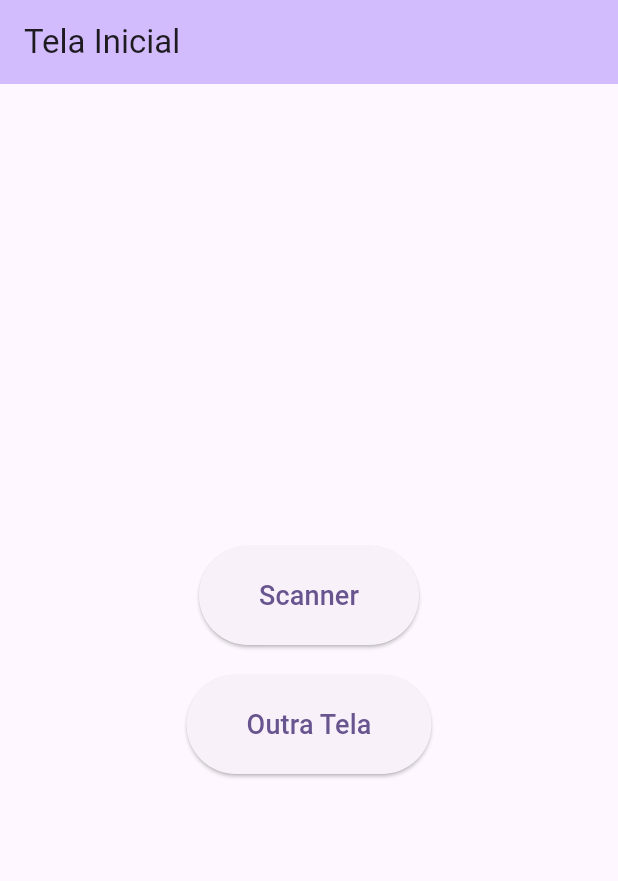
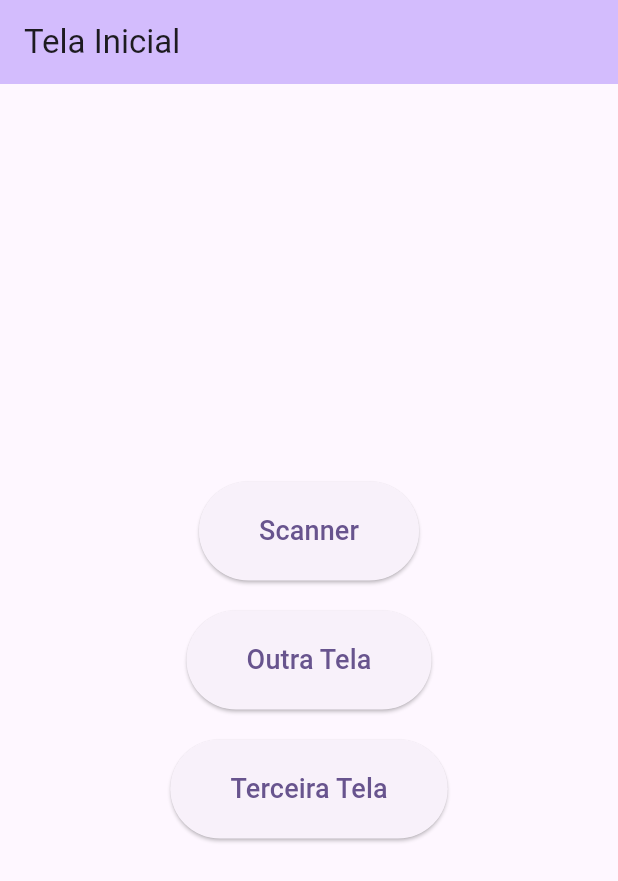
Before and after one commit to JonaSPyt/TREPROJECT, a Flutter app: the screen it shows after launch, on a phone screen of 412 x 824 dp. Shown: the top 881 px of the screen. Run offline on Flutter 3.47's test engine with Material 3 defaults, Android fonts, the light colour scheme and no system bars; missing offline and left inert: mobile_scanner.

Commit message:
Terceira tela

```diff
--- a/lib/main.dart
+++ b/lib/main.dart
@@ -1,6 +1,7 @@
 import 'package:flutter/material.dart';
 import 'pages/scanner_screen.dart';
 import 'pages/blank_screen.dart';
+import 'pages/third_screen.dart';
 
 void main() {
   runApp(const MyApp());
@@ -68,6 +69,25 @@ class HomeScreen extends StatelessWidget {
               ),
               child: const Text('Outra Tela', style: TextStyle(fontSize: 18)),
             ),
+            const SizedBox(height: 20),
+            ElevatedButton(
+              onPressed: () {
+                Navigator.push(
+                  context,
+                  MaterialPageRoute(builder: (context) => const ThirdScreen()),
+                );
+              },
+              style: ElevatedButton.styleFrom(
+                padding: const EdgeInsets.symmetric(
+                  horizontal: 40,
+                  vertical: 20,
+                ),
+              ),
+              child: const Text(
+                'Terceira Tela',
+                style: TextStyle(fontSize: 18),
+              ),
+            ),
           ],
         ),
       ),
```
Also changed, not shown: lib/pages/third_screen.dart (added, +16 -0 lines).
